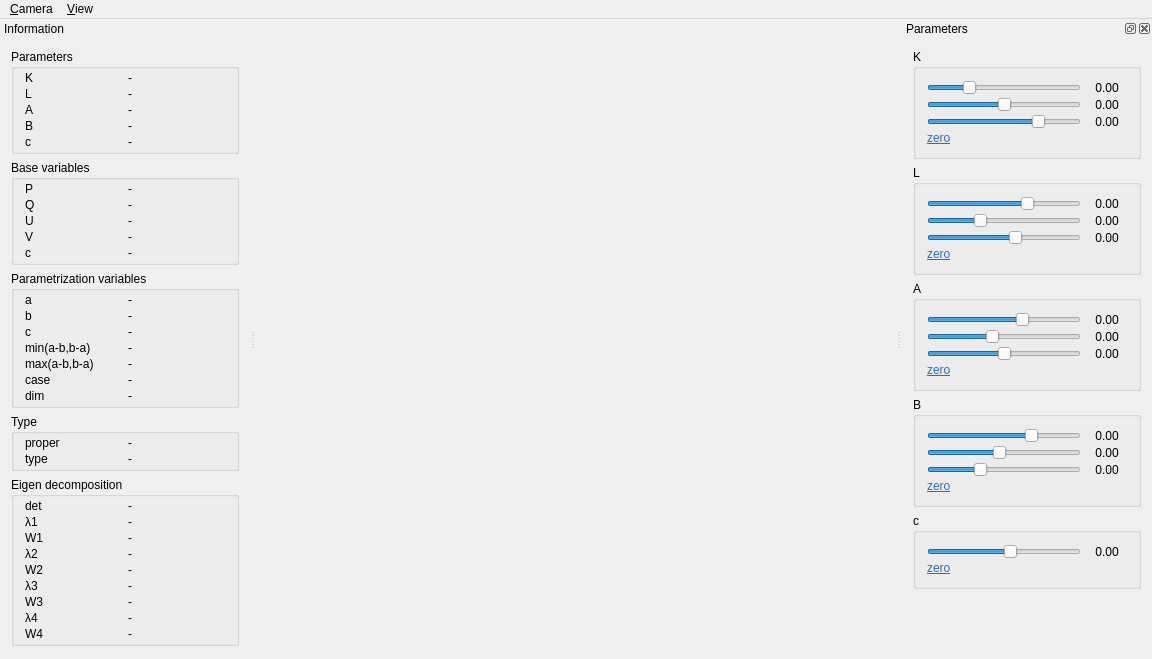
pdobrowo/libcs2, file example/vis/mainwindow.ui: the form before one commit.
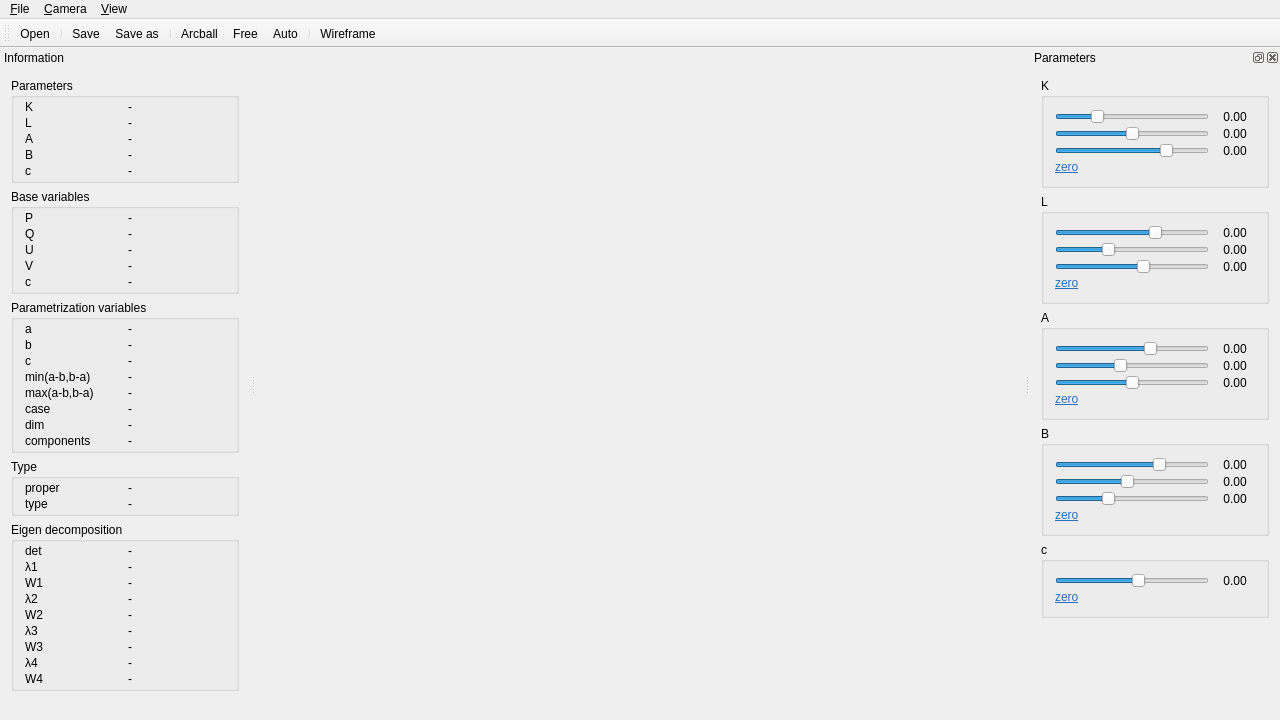
The form after the commit. Icons and pictures are not drawn.

Diff of the .ui file:
```diff
--- a/example/vis/mainwindow.ui
+++ b/example/vis/mainwindow.ui
@@ -6,13 +6,17 @@
    <rect>
     <x>0</x>
     <y>0</y>
-    <width>1152</width>
-    <height>659</height>
+    <width>1280</width>
+    <height>720</height>
    </rect>
   </property>
   <property name="windowTitle">
    <string>vis</string>
   </property>
+  <property name="windowIcon">
+   <iconset resource="res.qrc">
+    <normaloff>:/res/app.png</normaloff>:/res/app.png</iconset>
+  </property>
   <widget class="QWidget" name="centralWidget">
    <layout class="QVBoxLayout" name="verticalLayout">
     <property name="leftMargin">
@@ -52,7 +56,7 @@
     <rect>
      <x>0</x>
      <y>0</y>
-     <width>1152</width>
+     <width>1280</width>
      <height>19</height>
     </rect>
    </property>
@@ -70,6 +74,18 @@
     </property>
     <addaction name="actionWireframe"/>
    </widget>
+   <widget class="QMenu" name="menu_File">
+    <property name="title">
+     <string>&amp;File</string>
+    </property>
+    <addaction name="actionOpen"/>
+    <addaction name="separator"/>
+    <addaction name="actionSave"/>
+    <addaction name="actionSaveAs"/>
+    <addaction name="separator"/>
+    <addaction name="actionQuit"/>
+   </widget>
+   <addaction name="menu_File"/>
    <addaction name="menuCamera"/>
    <addaction name="menuView"/>
   </widget>
@@ -77,7 +93,7 @@
    <property name="minimumSize">
     <size>
      <width>250</width>
-     <height>640</height>
+     <height>656</height>
     </size>
    </property>
    <property name="features">
@@ -282,6 +298,20 @@
         <property name="verticalSpacing">
          <number>2</number>
         </property>
+        <item row="4" column="1">
+         <widget class="QLabel" name="labelmaxval">
+          <property name="text">
+           <string>-</string>
+          </property>
+         </widget>
+        </item>
+        <item row="6" column="1">
+         <widget class="QLabel" name="labeldimval">
+          <property name="text">
+           <string>-</string>
+          </property>
+         </widget>
+        </item>
         <item row="2" column="1">
          <widget class="QLabel" name="labelcval">
           <property name="text">
@@ -317,13 +347,6 @@
           </property>
          </widget>
         </item>
-        <item row="0" column="0">
-         <widget class="QLabel" name="labela">
-          <property name="text">
-           <string>a</string>
-          </property>
-         </widget>
-        </item>
         <item row="4" column="0">
          <widget class="QLabel" name="labelmax">
           <property name="text">
@@ -331,10 +354,10 @@
           </property>
          </widget>
         </item>
-        <item row="4" column="1">
-         <widget class="QLabel" name="labelmaxval">
+        <item row="0" column="0">
+         <widget class="QLabel" name="labela">
           <property name="text">
-           <string>-</string>
+           <string>a</string>
           </property>
          </widget>
         </item>
@@ -373,8 +396,15 @@
           </property>
          </widget>
         </item>
-        <item row="6" column="1">
-         <widget class="QLabel" name="labeldimval">
+        <item row="7" column="0">
+         <widget class="QLabel" name="labelcomp">
+          <property name="text">
+           <string>components</string>
+          </property>
+         </widget>
+        </item>
+        <item row="7" column="1">
+         <widget class="QLabel" name="labelcompval">
           <property name="text">
            <string>-</string>
           </property>
@@ -1092,6 +1122,27 @@
     </layout>
    </widget>
   </widget>
+  <widget class="QToolBar" name="toolBar">
+   <property name="windowTitle">
+    <string>toolBar</string>
+   </property>
+   <attribute name="toolBarArea">
+    <enum>TopToolBarArea</enum>
+   </attribute>
+   <attribute name="toolBarBreak">
+    <bool>false</bool>
+   </attribute>
+   <addaction name="actionOpen"/>
+   <addaction name="separator"/>
+   <addaction name="actionSave"/>
+   <addaction name="actionSaveAs"/>
+   <addaction name="separator"/>
+   <addaction name="actionArcballCamera"/>
+   <addaction name="actionFreeCamera"/>
+   <addaction name="actionAutoCamera"/>
+   <addaction name="separator"/>
+   <addaction name="actionWireframe"/>
+  </widget>
   <action name="actionArcballCamera">
    <property name="text">
     <string>&amp;Arcball</string>
@@ -1115,6 +1166,26 @@
     <string>&amp;Wireframe</string>
    </property>
   </action>
+  <action name="actionOpen">
+   <property name="text">
+    <string>&amp;Open...</string>
+   </property>
+  </action>
+  <action name="actionSave">
+   <property name="text">
+    <string>&amp;Save</string>
+   </property>
+  </action>
+  <action name="actionSaveAs">
+   <property name="text">
+    <string>S&amp;ave as...</string>
+   </property>
+  </action>
+  <action name="actionQuit">
+   <property name="text">
+    <string>&amp;Quit</string>
+   </property>
+  </action>
  </widget>
  <layoutdefault spacing="6" margin="11"/>
  <resources/>
```
Left out of the diff: 4 changed lines with no effect on the pictures.
